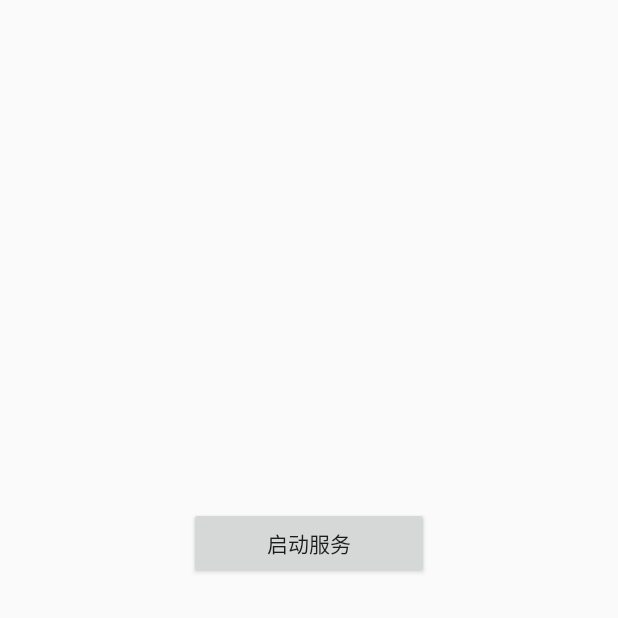
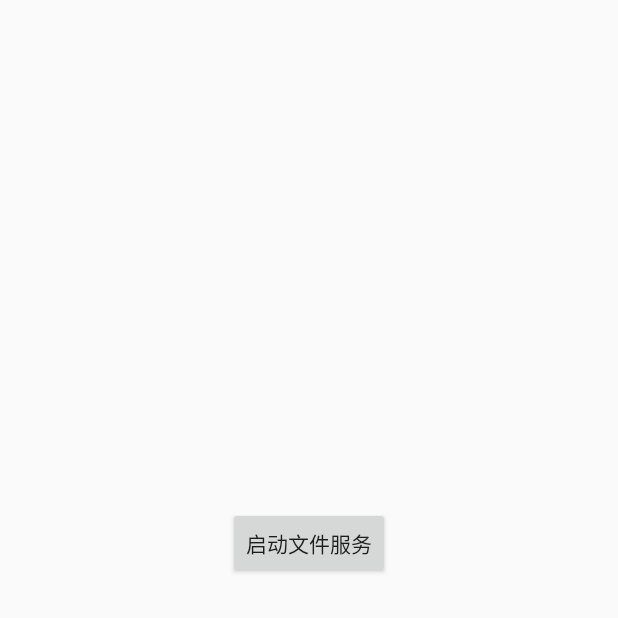
Before and after one commit to pengxiao18/AndFileServer, an Android app: the screen it shows after launch (MainActivity), on a phone screen of 412 x 824 dp, the top half of it. Run offline under Robolectric (Android 15) with nearby library versions, the phone set to English and light mode, and no system bars.

Commit message:
完善代码

```diff
--- a/app/src/main/AndroidManifest.xml
+++ b/app/src/main/AndroidManifest.xml
@@ -18,6 +18,7 @@
 
     <uses-permission android:name="android.permission.FOREGROUND_SERVICE" />
     <uses-permission android:name="android.permission.FOREGROUND_SERVICE_DATA_SYNC" />
+    <uses-permission android:name="android.permission.POST_NOTIFICATIONS" />
 
     <application
         android:allowBackup="true"
--- a/app/src/main/res/layout/main_layout.xml
+++ b/app/src/main/res/layout/main_layout.xml
@@ -6,7 +6,7 @@
 
     <Button
         android:id="@+id/btn_start"
-        android:layout_width="160dp"
+        android:layout_width="wrap_content"
         android:layout_height="wrap_content"
         android:layout_gravity="center"
         android:layout_marginTop="-100dp"
@@ -21,8 +21,8 @@
         android:layout_width="wrap_content"
         android:layout_height="wrap_content"
         android:layout_marginTop="16dp"
-        android:textColor="#FFFF00FF"
-        android:textSize="16sp"
+        android:textColor="#FFFF0000"
+        android:textSize="20sp"
         app:layout_constraintEnd_toEndOf="parent"
         app:layout_constraintStart_toStartOf="parent"
         app:layout_constraintTop_toBottomOf="@id/btn_start" />
--- a/app/src/main/res/values/strings.xml
+++ b/app/src/main/res/values/strings.xml
@@ -1,7 +1,7 @@
 <resources>
     <string name="app_name">AndFileServer</string>
 
-    <string name="btn_start">启动服务</string>
-    <string name="btn_stop">关闭服务</string>
+    <string name="btn_start">启动文件服务</string>
+    <string name="btn_stop">关闭文件服务</string>
 
 </resources>
```
Also changed, not shown: app/src/main/java/com/xupx/andfileserver/Config.kt (added, +12 -0 lines), app/src/main/java/com/xupx/andfileserver/MainActivity.kt (+74 -31 lines), app/src/main/java/com/xupx/andfileserver/server/FileServerService.kt (+12 -12 lines).
